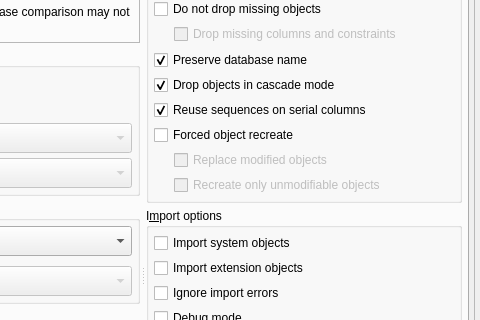
Qt form libs/libgui/ui/tools/modeldatabasediffform.ui (pgmodeler/pgmodeler) before a commit; both pictures show x 340 to 820 and y 118 to 438 of the 820 by 788 pixel window.
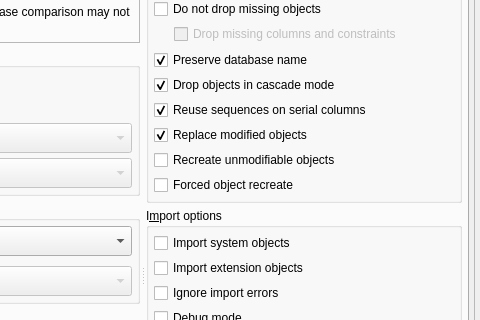
The same form after that commit. Icons and pictures are not drawn.

```diff
--- a/libs/libgui/ui/tools/modeldatabasediffform.ui
+++ b/libs/libgui/ui/tools/modeldatabasediffform.ui
@@ -1180,61 +1180,9 @@
                   </widget>
                  </item>
                  <item>
-                  <layout class="QGridLayout" name="gridLayout_8">
-                   <property name="spacing">
-                    <number>5</number>
-                   </property>
-                   <item row="0" column="0" colspan="2">
-                    <widget class="QCheckBox" name="force_recreation_chk">
-                     <property name="enabled">
-                      <bool>true</bool>
-                     </property>
-                     <property name="toolTip">
-                      <string>&lt;p&gt;Instead of use an ALTER command to modify certain kind of objects a DROP and CREATE will be used in order to do a full modification. This option does not affects the database object.&lt;/p&gt;</string>
-                     </property>
-                     <property name="statusTip">
-                      <string/>
-                     </property>
-                     <property name="text">
-                      <string>Forced object recreate</string>
-                     </property>
-                     <property name="checkable">
-                      <bool>true</bool>
-                     </property>
-                     <property name="checked">
-                      <bool>false</bool>
-                     </property>
-                    </widget>
-                   </item>
-                   <item row="2" column="1">
-                    <widget class="QCheckBox" name="recreate_unmod_chk">
-                     <property name="enabled">
-                      <bool>false</bool>
-                     </property>
-                     <property name="sizePolicy">
-                      <sizepolicy hsizetype="Expanding" vsizetype="Fixed">
-                       <horstretch>0</horstretch>
-                       <verstretch>0</verstretch>
-                      </sizepolicy>
-                     </property>
-                     <property name="toolTip">
-                      <string>Recreates only objects that can't be changed through ALTER commands according to pgModeler implementation not the PostgreSQL one. &lt;br/&gt;Currently, these objects are:&lt;br/&gt;&lt;br/&gt;aggregate, cast, constraint, collation, conversion, language, operator, operator class, operator family, rule, trigger and view.</string>
-                     </property>
-                     <property name="statusTip">
-                      <string/>
-                     </property>
-                     <property name="text">
-                      <string>Recreate only unmodifiable objects</string>
-                     </property>
-                     <property name="checked">
-                      <bool>false</bool>
-                     </property>
-                    </widget>
-                   </item>
-                   <item row="1" column="1">
                     <widget class="QCheckBox" name="replace_modified_chk">
                      <property name="enabled">
-                      <bool>false</bool>
+                    <bool>true</bool>
                      </property>
                      <property name="sizePolicy">
                       <sizepolicy hsizetype="Expanding" vsizetype="Fixed">
@@ -1252,27 +1200,56 @@
                       <string>Replace modified objects</string>
                      </property>
                      <property name="checked">
-                      <bool>false</bool>
+                    <bool>true</bool>
                      </property>
                     </widget>
                    </item>
-                   <item row="1" column="0" rowspan="2">
-                    <spacer name="horizontalSpacer_5">
-                     <property name="orientation">
-                      <enum>Qt::Horizontal</enum>
-                     </property>
-                     <property name="sizeType">
-                      <enum>QSizePolicy::Fixed</enum>
-                     </property>
-                     <property name="sizeHint" stdset="0">
-                      <size>
-                       <width>15</width>
-                       <height>20</height>
-                      </size>
-                     </property>
-                    </spacer>
-                   </item>
-                  </layout>
+                 <item>
+                  <widget class="QCheckBox" name="recreate_unmod_chk">
+                   <property name="enabled">
+                    <bool>true</bool>
+                   </property>
+                   <property name="sizePolicy">
+                    <sizepolicy hsizetype="Expanding" vsizetype="Fixed">
+                     <horstretch>0</horstretch>
+                     <verstretch>0</verstretch>
+                    </sizepolicy>
+                   </property>
+                   <property name="toolTip">
+                    <string>&lt;p&gt;Recreates only objects that can't be changed through &lt;strong&gt;ALTER&lt;/strong&gt; commands according to pgModeler implementation not the PostgreSQL one. &lt;br/&gt;&lt;br/&gt;Currently, these objects are: aggregates, casts, constraints, collations, conversions, languages, operators, operator classess, operator families, rules, transforms, triggers, and views.&lt;br/&gt;&lt;br/&gt;&lt;strong&gt;NOTE:&lt;/strong&gt; this option is ignored for aggregates, functions, languages, procedures, rules, transforms, triggers, and views when the option &lt;strong&gt;Replace modified objects&lt;/strong&gt; is checked.&lt;/p&gt;</string>
+                   </property>
+                   <property name="statusTip">
+                    <string/>
+                   </property>
+                   <property name="text">
+                    <string>Recreate unmodifiable objects</string>
+                   </property>
+                   <property name="checked">
+                    <bool>false</bool>
+                   </property>
+                  </widget>
+                 </item>
+                 <item>
+                  <widget class="QCheckBox" name="force_recreation_chk">
+                   <property name="enabled">
+                    <bool>true</bool>
+                   </property>
+                   <property name="toolTip">
+                    <string>&lt;p&gt;Instead of using an &lt;strong&gt;ALTER&lt;/strong&gt; command to modify certain kinds of objects, a &lt;strong&gt;DROP&lt;/strong&gt; and &lt;strong&gt;CREATE&lt;/strong&gt; will be used to do a full modification. This option is ignored when the object in question is the database itself.&lt;/p&gt;</string>
+                   </property>
+                   <property name="statusTip">
+                    <string/>
+                   </property>
+                   <property name="text">
+                    <string>Forced object recreate</string>
+                   </property>
+                   <property name="checkable">
+                    <bool>true</bool>
+                   </property>
+                   <property name="checked">
+                    <bool>false</bool>
+                   </property>
+                  </widget>
                  </item>
                 </layout>
                </widget>
```
Left out of the diff: 4 changed lines with no effect on the pictures. Lines whose indentation alone changed are shown as unchanged.
